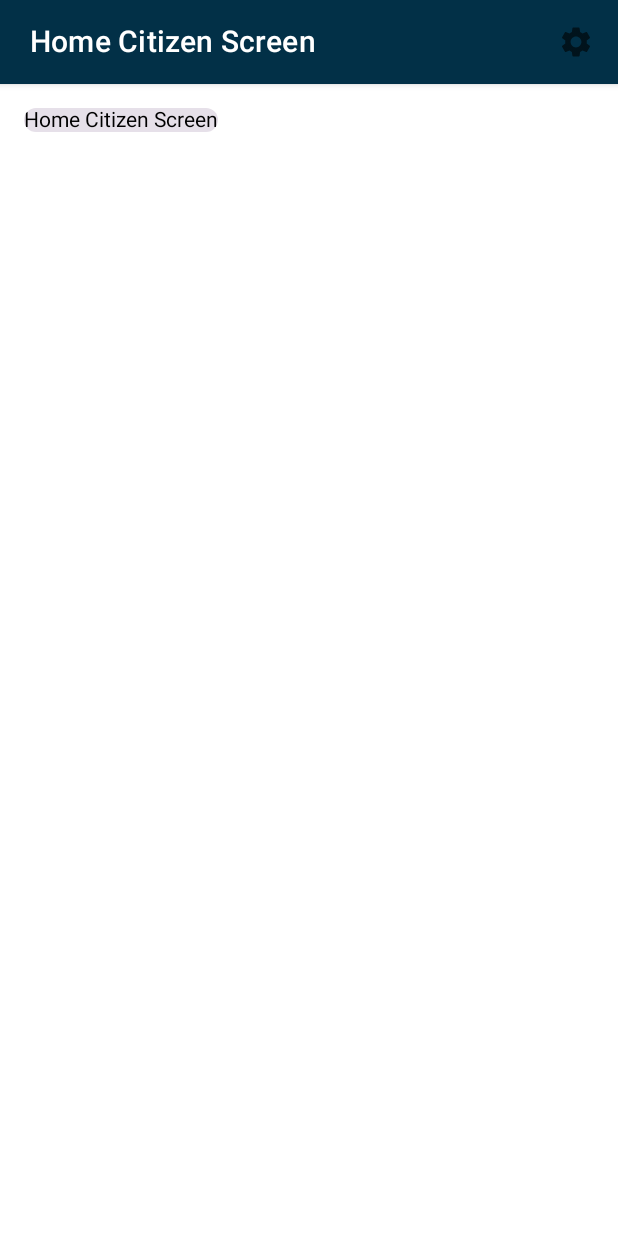
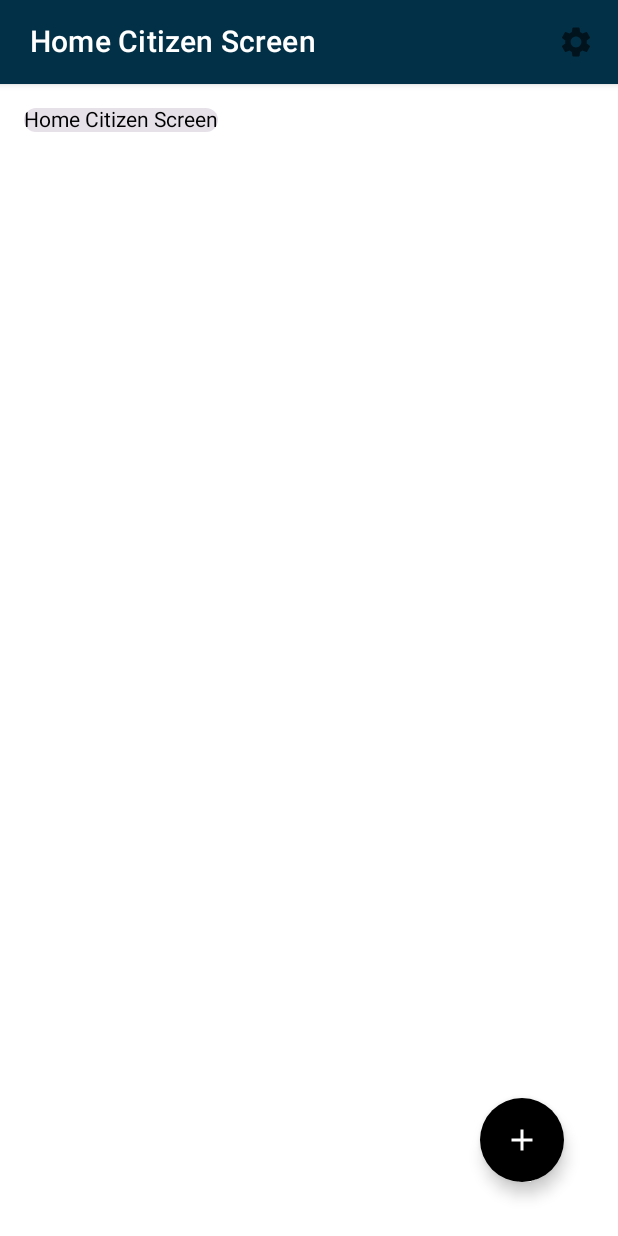
Before and after one commit to thkox/current-topics-of-software-engineering_2023-smart-alert, an Android app built with Jetpack Compose: the HomeCitizenScreen screen opened through its navigation route, on a phone screen of 412 x 824 dp. Run offline under Robolectric (Android 15) with nearby library versions, the phone set to English and light mode, and no system bars; our stand-ins replace Firebase (no records; nobody signed in at launch, a user with empty details on screens opened directly).

Commit message:
Add floating button to citizen and employee home screens

```diff
--- a/app/src/main/java/eu/tkacas/smartalert/ui/screen/citizen/HomeCitizenScreen.kt
+++ b/app/src/main/java/eu/tkacas/smartalert/ui/screen/citizen/HomeCitizenScreen.kt
@@ -2,6 +2,7 @@ package eu.tkacas.smartalert.ui.screen.citizen
 
 import android.annotation.SuppressLint
 import androidx.compose.foundation.layout.padding
+import androidx.compose.material.FloatingActionButton
 import androidx.compose.material.IconButton
 import androidx.compose.material.rememberScaffoldState
 import androidx.compose.material.Scaffold
@@ -9,6 +10,7 @@ import androidx.compose.material.ScaffoldState
 import androidx.compose.material.Text
 import androidx.compose.material.TopAppBar
 import androidx.compose.material.icons.Icons
+import androidx.compose.material.icons.filled.Add
 import androidx.compose.material.icons.filled.Settings
 import androidx.compose.material3.Card
 import androidx.compose.material3.Icon
@@ -17,6 +19,7 @@ import androidx.compose.runtime.mutableStateOf
 import androidx.compose.runtime.remember
 import androidx.compose.runtime.rememberCoroutineScope
 import androidx.compose.ui.Modifier
+import androidx.compose.ui.graphics.Color
 import androidx.compose.ui.res.painterResource
 import androidx.compose.ui.res.stringResource
 import androidx.compose.ui.tooling.preview.Preview
@@ -38,6 +41,18 @@ fun HomeCitizenScreen(navController: NavController? = null) {
         scaffoldState = scaffoldState,
         topBar = {
             AppBarWithoutBackView(title = "Home Citizen Screen", navController = navController)
+        },
+        floatingActionButton = {
+            FloatingActionButton(
+                modifier = Modifier.padding(all = 20.dp),
+                contentColor = Color.White,
+                backgroundColor = Color.Black,
+                onClick = {
+
+                }
+            ){
+                androidx.compose.material.Icon(imageVector = Icons.Default.Add, contentDescription = null)
+            }
         }
     ) {
         Card (
```
Also changed, not shown: app/src/main/java/eu/tkacas/smartalert/ui/screen/employee/HomeEmployeeScreen.kt (+17 -0 lines).
